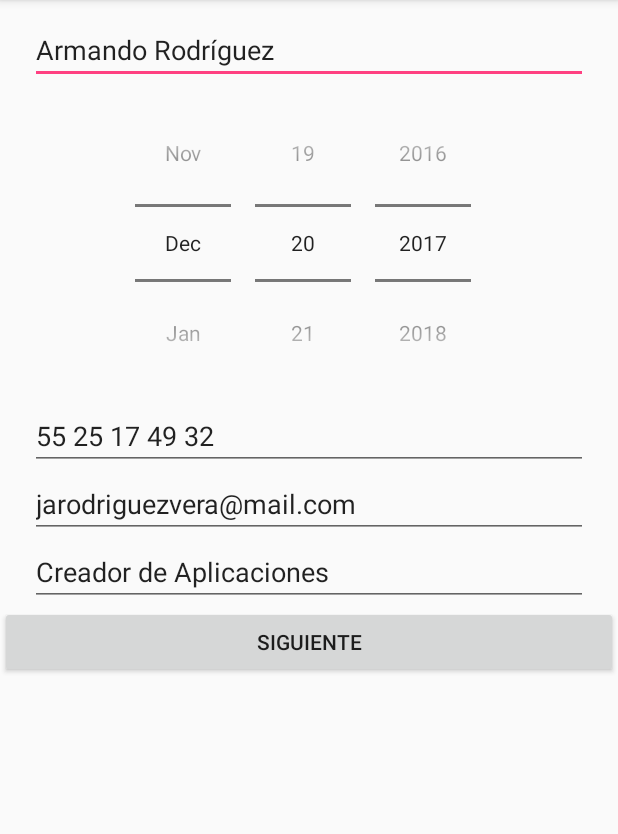
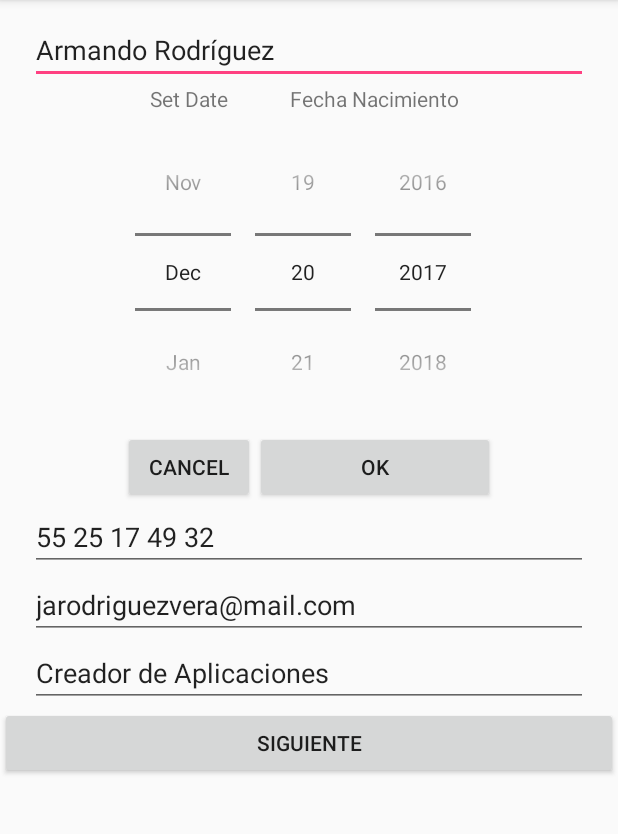
Before and after one commit to faraday58/FormulaCalendario, an Android app: the screen it shows after launch (MainActivity), on a phone screen of 412 x 824 dp, the part 84-918 px from its top. Run offline under Robolectric (Android 15) with nearby library versions, the phone set to English and light mode, and no system bars.

Commit message:
Se ajustó el margen de los textos, así como del resto de los elementos.

```diff
--- a/app/src/main/AndroidManifest.xml
+++ b/app/src/main/AndroidManifest.xml
@@ -16,6 +16,7 @@
                 <category android:name="android.intent.category.LAUNCHER" />
             </intent-filter>
         </activity>
+        <activity android:name=".ConfirmaDatos"></activity>
     </application>
 
 </manifest>
--- a/app/src/main/res/layout/activity_main.xml
+++ b/app/src/main/res/layout/activity_main.xml
@@ -19,40 +19,73 @@
             <android.support.design.widget.TextInputEditText
                 android:layout_width="match_parent"
                 android:layout_height="wrap_content"
-                android:text="@string/texto_nombre"/>
+                android:text="@string/inputext_nombre"/>
         </android.support.design.widget.TextInputLayout>
 
-        <DatePicker
+
+        <GridLayout
             android:layout_width="wrap_content"
             android:layout_height="wrap_content"
-            android:datePickerMode="spinner"
-            android:calendarViewShown="false"
-            android:layout_gravity="center"
+            android:layout_gravity="center_horizontal"
+            android:rowCount="3"
+            android:columnCount="2"
             >
-        </DatePicker>
+
+            <TextView
+
+                android:layout_row="0"
+                android:layout_column="0"
+                android:text="@string/text_setdate"
+                android:layout_gravity="center"/>
+            <TextView
+                android:layout_row="0"
+                android:layout_column="1"
+                android:text="@string/text_fecha_nacimiento"
+                android:layout_gravity="center_horizontal"/>
+
+            <DatePicker
+                android:layout_width="wrap_content"
+                android:layout_height="wrap_content"
+                android:layout_row="1"
+                android:layout_column="0"
+                android:layout_columnSpan="2"
+                android:layout_gravity="fill"
+                android:calendarViewShown="false"
+                android:datePickerMode="spinner"></DatePicker>
+            <Button
+                android:text="@string/texto_btn_cancel"
+                android:layout_row="2"
+                android:layout_column="0"
+                android:layout_gravity="fill_horizontal"/>
+            <Button
+                android:layout_row="2"
+                android:layout_column="1"
+                android:text="@string/texto_btn_ok"
+                android:layout_gravity="fill_horizontal"/>
+        </GridLayout>
 
         <android.support.design.widget.TextInputEditText
             android:layout_width="match_parent"
             android:layout_height="wrap_content"
-            android:text="@string/texto_telefono"
+            android:text="@string/inputext_telefono"
             android:layout_marginRight="@dimen/margin_izquierdo_derecho"
             android:layout_marginLeft="@dimen/margin_izquierdo_derecho"/>
         <android.support.design.widget.TextInputEditText
             android:layout_width="match_parent"
             android:layout_height="wrap_content"
-            android:text="@string/texto_email"
+            android:text="@string/inputext_email"
             android:layout_marginRight="@dimen/margin_izquierdo_derecho"
             android:layout_marginLeft="@dimen/margin_izquierdo_derecho"/>
         <android.support.design.widget.TextInputEditText
             android:layout_width="match_parent"
             android:layout_height="wrap_content"
-            android:text="@string/texto_descripcion"
+            android:text="@string/inputext_descripcion"
             android:layout_marginRight="@dimen/margin_izquierdo_derecho"
             android:layout_marginLeft="@dimen/margin_izquierdo_derecho"/>
         <Button
             android:layout_width="match_parent"
             android:layout_height="wrap_content"
-            android:text="@string/texto_boton_siguiente"/>
+            android:text="@string/inputext_boton_siguiente"/>
 
     </LinearLayout>
 
--- a/app/src/main/res/values/dimens.xml
+++ b/app/src/main/res/values/dimens.xml
@@ -1,4 +1,6 @@
 <?xml version="1.0" encoding="utf-8"?>
 <resources>
-    <dimen name="margin_izquierdo_derecho">20sp</dimen>
+    <dimen name="margin_izquierdo_derecho">20dp</dimen>
+    <dimen name="letra_verficadatos">25sp</dimen>
+
 </resources>
--- a/app/src/main/res/values/strings.xml
+++ b/app/src/main/res/values/strings.xml
@@ -1,8 +1,19 @@
 <resources>
     <string name="app_name">FormulaCalendario</string>
-    <string name="texto_nombre">Armando Rodríguez</string>
-    <string name="texto_telefono">55 25 17 49 32</string>
-    <string name="texto_email">jarodriguezvera@mail.com</string>
-    <string name="texto_descripcion">Creador de Aplicaciones</string>
-    <string name="texto_boton_siguiente">Siguiente</string>
+    <string name="inputext_nombre">Armando Rodríguez</string>
+    <string name="inputext_telefono">55 25 17 49 32</string>
+    <string name="inputext_email">jarodriguezvera@mail.com</string>
+    <string name="inputext_descripcion">Creador de Aplicaciones</string>
+    <string name="inputext_boton_siguiente">Siguiente</string>
+    <string name="text_setdate">    Set Date  </string>
+    <string name="text_fecha_nacimiento">Fecha Nacimiento</string>
+    <string name="texto_btn_ok">OK</string>
+    <string name="texto_btn_cancel">CANCEL</string>
+    <string name="text_confirma_datos">Confirmar Datos</string>
+    <string name="text_nombre">Nombre:</string>
+    <string name="text_fecha_nacimiento_datos">Fecha Nacimiento:</string>
+    <string name="text_telefono">Tel:</string>
+    <string name="text_email">Email:</string>
+    <string name="text_descripcion">Descripción:</string>
+    <string name="text_btn_editar_datos">Editar Datos</string>
 </resources>
--- a/build.gradle
+++ b/build.gradle
@@ -7,7 +7,7 @@ buildscript {
         jcenter()
     }
     dependencies {
-        classpath 'com.android.tools.build:gradle:3.0.0'
+        classpath 'com.android.tools.build:gradle:3.0.1'
 
 
         // NOTE: Do not place your application dependencies here; they belong
```
Also changed, not shown: app/src/main/java/mx/unam/unica/curso/formulacalendario/ConfirmaDatos.java (added, +14 -0 lines), app/src/main/res/layout/activity_confirma_datos.xml (added, +74 -0 lines).
